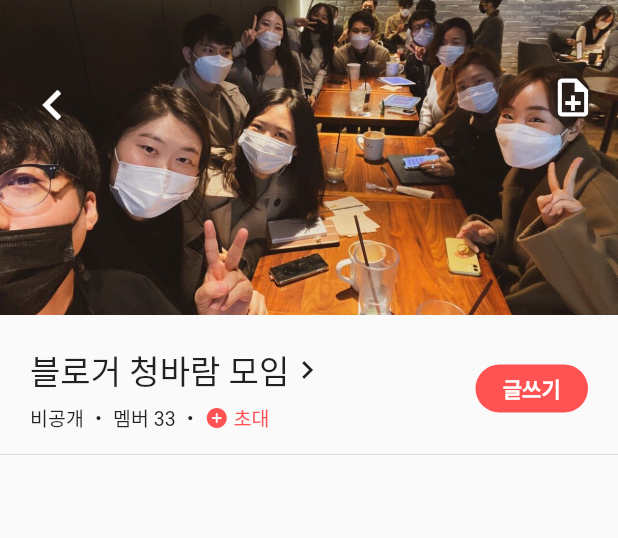
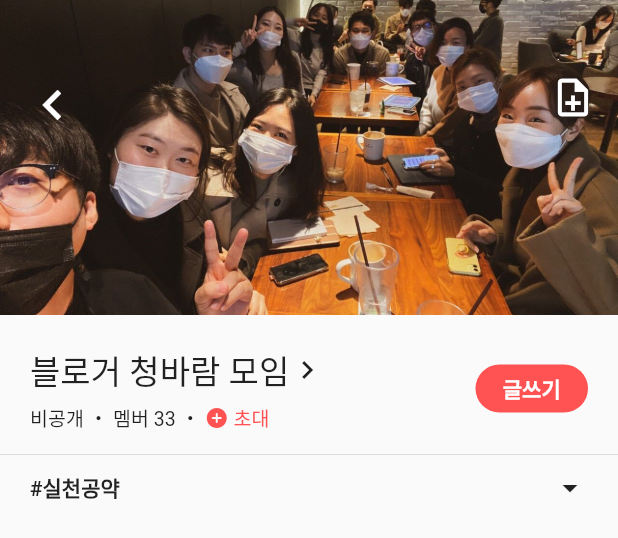
Before and after one commit to voidsatisfaction/flutter-snake-game, a Flutter app: the BoardScreen widget shown alone on an empty page, opened directly, on a phone screen of 412 x 824 dp. Shown: the top 538 px of the screen. Run offline on Flutter 3.47's test engine with Material 2 defaults, Android fonts, the phone set to English and light mode, and no system bars; our stand-ins replace bloc, flutter_bloc, sqflite; accounts and stored records are empty.

Commit message:
feat: add tag widget

```diff
--- a/lib/screen/board_screen/main.dart
+++ b/lib/screen/board_screen/main.dart
@@ -2,6 +2,7 @@ import 'package:flutter/material.dart';
 
 import 'package:snake_game/screen/board_screen/widgets/main_picture_widget.dart';
 import 'package:snake_game/screen/board_screen/widgets/title_widget.dart';
+import 'package:snake_game/screen/board_screen/widgets/tag_widget.dart';
 
 class BoardScreen extends StatefulWidget {
   @override
@@ -17,6 +18,8 @@ class _BoardScreenState extends State<BoardScreen> {
   final int _memberCount = 33;
   final Color _invitationColor = Colors.redAccent;
   final Color _writeButtonColor = Colors.redAccent;
+
+  final String _tagName = '실천공약';
 
   @override
   Widget build(BuildContext context) {
@@ -36,6 +39,9 @@ class _BoardScreenState extends State<BoardScreen> {
             writeButtonColor: _writeButtonColor,
             invitationColor: _invitationColor,
           ),
+          TagWidget(
+            tagName: _tagName,
+          ),
         ],
       ),
     );
--- /dev/null
+++ b/lib/screen/board_screen/widgets/tag_widget.dart
@@ -0,0 +1,33 @@
+import 'package:flutter/material.dart';
+
+class TagWidget extends StatelessWidget {
+  final String tagName;
+
+  TagWidget({
+    this.tagName,
+  });
+
+  @override
+  Widget build(BuildContext context) {
+    return Container(
+      padding: EdgeInsets.only(
+        top: 10,
+        left: 20,
+        right: 20,
+        bottom: 10,
+      ),
+      child: Row(
+        mainAxisAlignment: MainAxisAlignment.spaceBetween,
+        children: [
+          Text(
+            '#$tagName',
+            style: TextStyle(
+              fontWeight: FontWeight.w600,
+            ),
+          ),
+          Icon(Icons.arrow_drop_down),
+        ],
+      ),
+    );
+  }
+}
```
